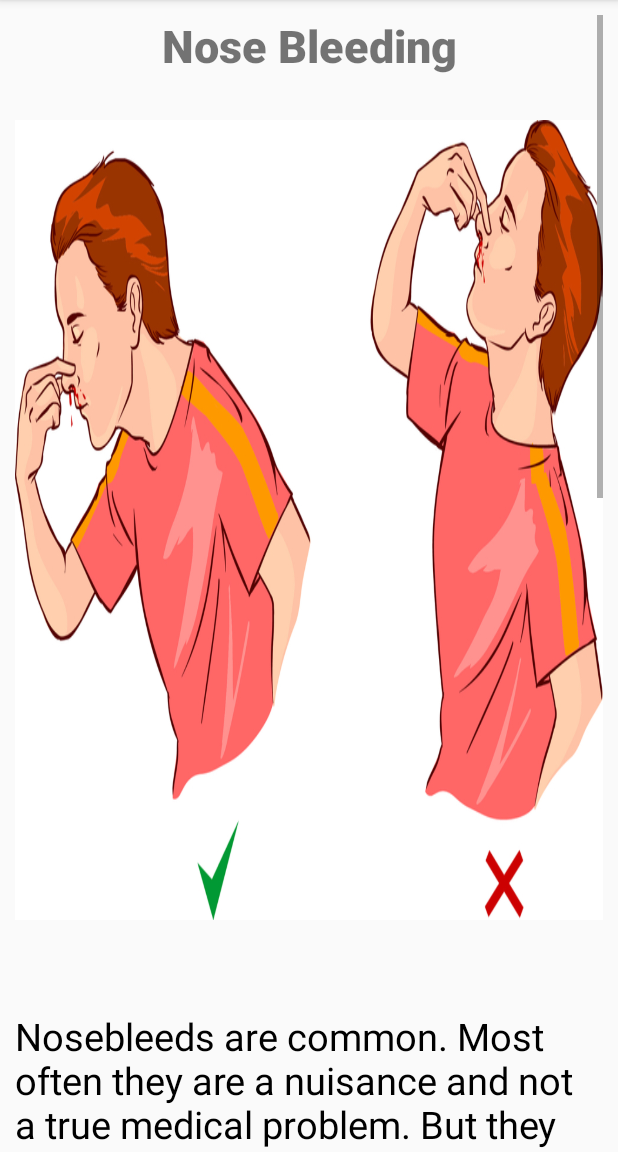
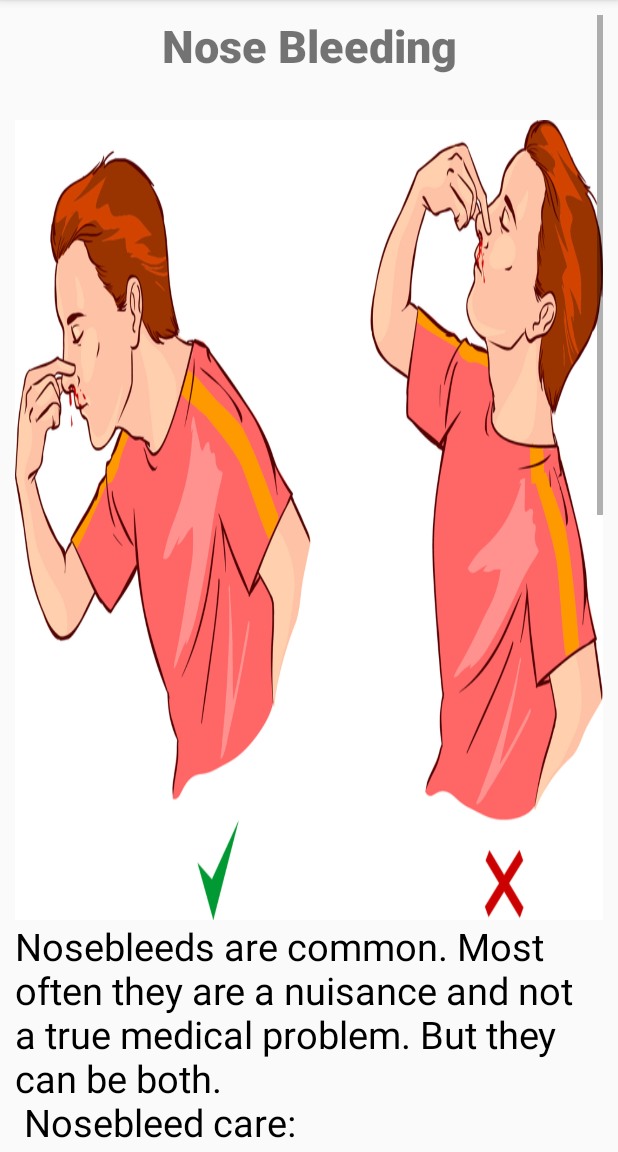
Before and after one commit to Azmary-mahi/First-Aid, an Android app: the nosebleed screen opened directly, with no data from a screen before it, on a phone screen of 412 x 824 dp, the part 84-1236 px from its top. Run offline under Robolectric (Android 15) with nearby library versions, the phone set to English and light mode, and no system bars.

Commit message:
commit 31

```diff
--- a/app/src/main/res/layout/activity_nosebleed.xml
+++ b/app/src/main/res/layout/activity_nosebleed.xml
@@ -35,7 +35,7 @@
             <TextView
                 android:layout_width="match_parent"
                 android:layout_height="match_parent"
-                android:layout_marginTop="90px"
+                android:layout_marginTop="0px"
                 android:text="@string/nosebleed"
                 android:textColor="#000000"
                 android:textSize="25dp"/>
```
